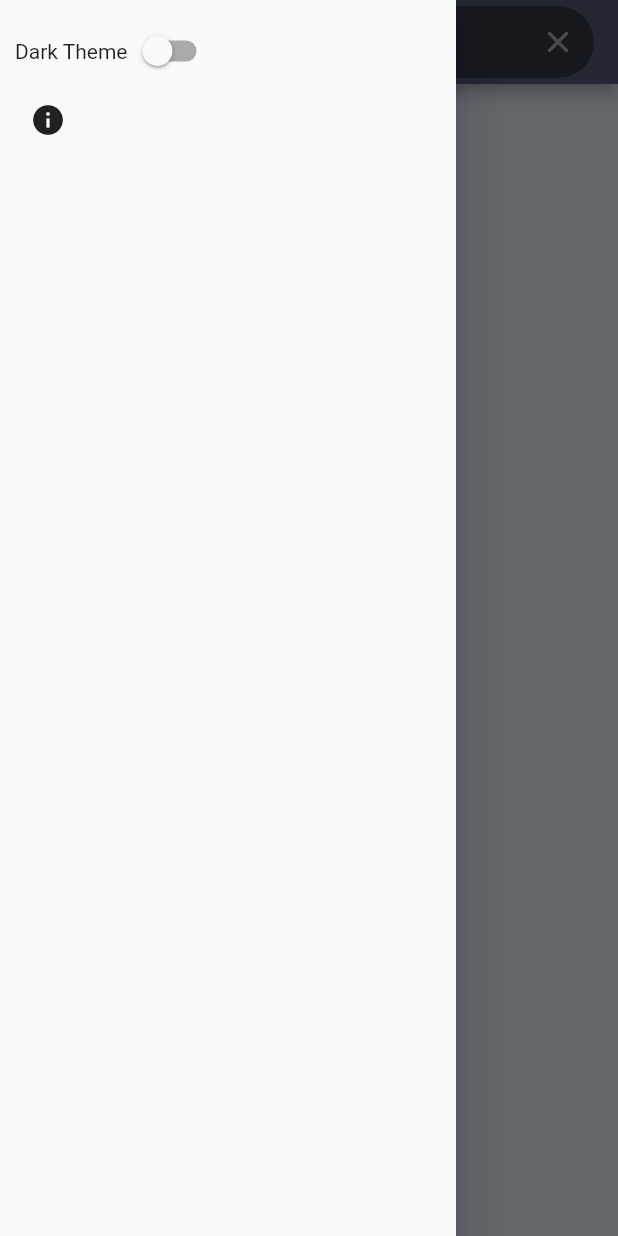
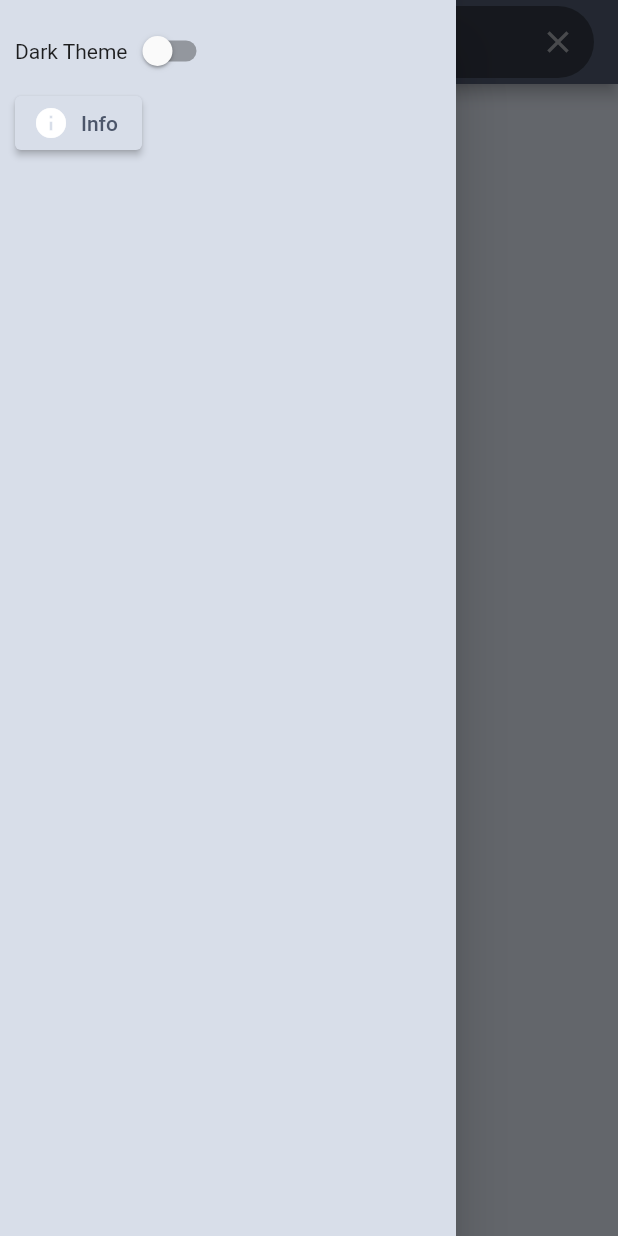
Before and after one commit to CraigFoote/ca.footeware.flutter.stackoverflowquestions, a Flutter app: the screen it shows after launch, with the side drawer open, on a phone screen of 412 x 824 dp. Run offline on Flutter 3.47's test engine with Material 2 defaults, Android fonts, the light colour scheme and no system bars; our stand-ins replace flutter_linkify, html_unescape, shared_preferences.

Commit message:
color styles

```diff
--- a/lib/custom_theme.dart
+++ b/lib/custom_theme.dart
@@ -18,6 +18,15 @@ class CustomTheme {
         ),
       ),
       textTheme: ThemeData.light().textTheme,
+      cardColor: const Color(0xffe5e9f0),
+      drawerTheme: const DrawerThemeData(
+        backgroundColor: Color(0xffd8dee9),
+      ),
+      elevatedButtonTheme: ElevatedButtonThemeData(
+        style: ElevatedButton.styleFrom(
+          primary: const Color(0xffd8dee9),
+        ),
+      ),
     );
   }
 
@@ -25,18 +34,28 @@ class CustomTheme {
     return ThemeData(
       colorScheme: ColorScheme.fromSwatch().copyWith(
         primary: const Color(0xff4c566a),
-        secondary: Colors.grey,
+        secondary: const Color(0xff2e3440),
         brightness: Brightness.dark,
-        background: Colors.black12,
+        background: const Color(0xff434c5e),
       ),
-      scaffoldBackgroundColor: const Color(0xff4c566a),
+      scaffoldBackgroundColor: const Color(0xff434c5e),
       appBarTheme: const AppBarTheme(
         color: Color(0xff2e3440),
+        foregroundColor: Color(0xffd8dee9),
         iconTheme: IconThemeData(
           color: Color(0xffd8dee9),
         ),
       ),
       textTheme: ThemeData.dark().textTheme,
+      cardColor: const Color(0xff2e3440),
+      drawerTheme: const DrawerThemeData(
+        backgroundColor: Color(0xff3b4252),
+      ),
+      elevatedButtonTheme: ElevatedButtonThemeData(
+        style: ElevatedButton.styleFrom(
+          primary: const Color(0xff4c566a),
+        ),
+      ),
     );
   }
 }
--- a/lib/home_page.dart
+++ b/lib/home_page.dart
@@ -124,9 +124,7 @@ class HomePageState extends State<HomePage> {
   PreferredSizeWidget _buildAppbar() {
     return AppBar(
       leading: Builder(
-        builder: (
-          BuildContext context,
-        ) {
+        builder: (BuildContext context) {
           return IconButton(
             icon: const Icon(Icons.menu),
             onPressed: () {
@@ -154,9 +152,7 @@ class HomePageState extends State<HomePage> {
             suffixIcon: IconButton(
               icon: const Icon(Icons.clear),
               color: Colors.white54,
-              onPressed: () => setState(
-                () => _searchController.clear(),
-              ),
+              onPressed: () => setState(() => _searchController.clear()),
             ),
             hintText: 'Search...',
             hintStyle: const TextStyle(color: Colors.white54),
@@ -178,7 +174,9 @@ class HomePageState extends State<HomePage> {
         padding: const EdgeInsets.all(
           10.0,
         ),
-        child: ListView(
+        child: Column(
+          mainAxisAlignment: MainAxisAlignment.start,
+          crossAxisAlignment: CrossAxisAlignment.start,
           children: [
             Row(
               children: [
@@ -205,19 +203,8 @@ class HomePageState extends State<HomePage> {
                 ),
               ],
             ),
-            Row(
-              children: [
-                Padding(
-                  padding: const EdgeInsets.all(
-                    10.0,
-                  ),
-                  child: GestureDetector(
-                    child: Builder(
-                      builder: (_) => const Icon(
-                        Icons.info,
-                      ),
-                    ),
-                    onTap: () {
+            ElevatedButton.icon(
+              onPressed: () {
                 Navigator.of(context).push(
                   MaterialPageRoute(
                     builder: (context) {
@@ -228,9 +215,19 @@ class HomePageState extends State<HomePage> {
                   ),
                 );
               },
+              icon: const Icon(
+                Icons.info,
+              ),
+              label: Text(
+                'Info',
+                style: _isDarkTheme
+                    ? const TextStyle(
+                        color: Color(0xffd8dee9),
+                      )
+                    : const TextStyle(
+                        color: Color(0xff4c566a),
                       ),
               ),
-              ],
             ),
           ],
         ),
--- a/lib/info_page.dart
+++ b/lib/info_page.dart
@@ -29,6 +29,7 @@ class InfoPage extends StatelessWidget {
                   10,
                 ),
                 child: Linkify(
+                  style: const TextStyle(fontSize: 16),
                   text: 'Another fine mess by http://Footeware.ca',
                   onOpen: _openUrl,
                 ),
@@ -40,7 +41,10 @@ class InfoPage extends StatelessWidget {
 
   void _openUrl(link) async {
     if (await canLaunch(link.url)) {
-      await launch(link.url);
+      await launch(
+        link.url,
+        forceWebView: false,
+      );
     } else {
       throw 'Could not launch $link';
     }
```
Also changed, not shown: lib/result_card.dart (+5 -5 lines), 1 other file. Lines whose indentation alone changed are shown as unchanged.
